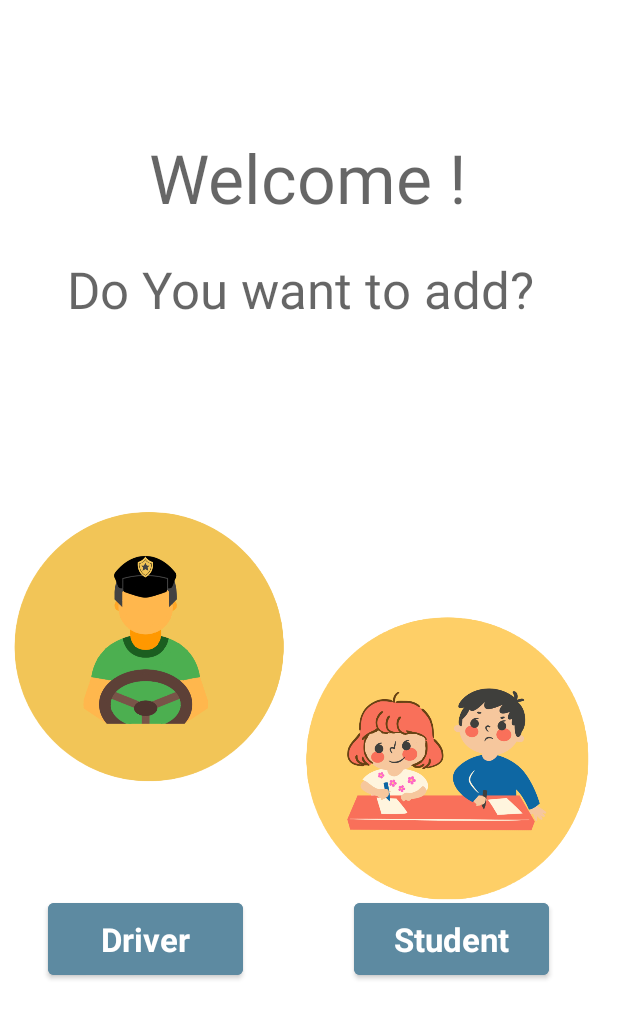
After one commit to deema2000/My_Application3, an Android app: the layout admin_1.xml on its own in the app's theme, with its tools: preview values and no code run, on a phone screen of 412 x 824 dp. The commit adds this screen. Shown: the top 1019 px of the screen. Run offline under Robolectric (Android 15) with nearby library versions, the phone set to English and light mode, and no system bars.

```diff
--- a/app/build.gradle
+++ b/app/build.gradle
@@ -36,6 +36,7 @@ dependencies {
     implementation 'androidx.constraintlayout:constraintlayout:2.1.3'
     implementation platform('com.google.firebase:firebase-bom:31.5.0')
     implementation 'com.google.firebase:firebase-database:20.0.4'
+    implementation 'com.google.firebase:firebase-auth:22.0.0'
     testImplementation 'junit:junit:4.13.2'
     androidTestImplementation 'androidx.test.ext:junit:1.1.3'
     androidTestImplementation 'androidx.test.espresso:espresso-core:3.4.0'
--- /dev/null
+++ b/app/src/main/res/layout/admin_1.xml
@@ -0,0 +1,87 @@
+<?xml version="1.0" encoding="utf-8"?>
+<androidx.constraintlayout.widget.ConstraintLayout xmlns:android="http://schemas.android.com/apk/res/android"
+    xmlns:app="http://schemas.android.com/apk/res-auto"
+    xmlns:tools="http://schemas.android.com/tools"
+    android:layout_width="match_parent"
+    android:layout_height="match_parent"
+    tools:context=".Admin1Activity">
+
+
+    <ImageView
+        android:id="@+id/imageView4"
+        android:layout_width="190dp"
+        android:layout_height="293dp"
+        android:background="@android:color/transparent"
+        android:visibility="visible"
+        app:layout_constraintBottom_toBottomOf="parent"
+        app:layout_constraintEnd_toEndOf="parent"
+        app:layout_constraintHorizontal_bias="0.027"
+        app:layout_constraintStart_toStartOf="parent"
+        app:layout_constraintTop_toTopOf="parent"
+        app:layout_constraintVertical_bias="0.538"
+        app:srcCompat="@drawable/driver" />
+
+    <ImageView
+        android:id="@+id/imageView5"
+        android:layout_width="197dp"
+        android:layout_height="296dp"
+        android:layout_marginEnd="16dp"
+        android:layout_marginBottom="168dp"
+        android:background="@android:color/transparent"
+        android:visibility="visible"
+        app:layout_constraintBottom_toBottomOf="parent"
+        app:layout_constraintEnd_toEndOf="parent"
+        app:srcCompat="@drawable/studentnew" />
+
+    <TextView
+        android:id="@+id/textView"
+        android:layout_width="349dp"
+        android:layout_height="95dp"
+        android:layout_marginTop="170dp"
+        android:text="   Do You want to add?"
+        android:textAppearance="@style/TextAppearance.AppCompat.Display1"
+        app:layout_constraintEnd_toEndOf="parent"
+        app:layout_constraintHorizontal_bias="0.3"
+        app:layout_constraintStart_toStartOf="parent"
+        app:layout_constraintTop_toTopOf="parent" />
+
+    <Button
+        android:id="@+id/admin1"
+        android:layout_width="130dp"
+        android:layout_height="60dp"
+        android:layout_marginBottom="168dp"
+        android:backgroundTint="#5d8aa1"
+        android:text="Driver"
+        android:textAppearance="@style/TextAppearance.AppCompat.Large"
+        android:textStyle="bold"
+        app:layout_constraintBottom_toBottomOf="parent"
+        app:layout_constraintEnd_toEndOf="parent"
+        app:layout_constraintHorizontal_bias="0.113"
+        app:layout_constraintStart_toStartOf="parent" />
+
+    <Button
+        android:id="@+id/admin2"
+        android:layout_width="130dp"
+        android:layout_height="60dp"
+        android:layout_marginBottom="168dp"
+        android:backgroundTint="#5d8aa1"
+        android:text="Student"
+        android:textAppearance="@style/TextAppearance.AppCompat.Large"
+        android:textStyle="bold"
+        app:layout_constraintBottom_toBottomOf="parent"
+        app:layout_constraintEnd_toEndOf="parent"
+        app:layout_constraintHorizontal_bias="0.836"
+        app:layout_constraintStart_toStartOf="parent" />
+
+    <TextView
+        android:id="@+id/textView2"
+        android:layout_width="wrap_content"
+        android:layout_height="wrap_content"
+        android:layout_marginTop="88dp"
+        android:text="Welcome !"
+        android:textAppearance="@style/TextAppearance.AppCompat.Display2"
+        app:layout_constraintEnd_toEndOf="parent"
+        app:layout_constraintHorizontal_bias="0.497"
+        app:layout_constraintStart_toStartOf="parent"
+        app:layout_constraintTop_toTopOf="parent" />
+</androidx.constraintlayout.widget.ConstraintLayout>
```
Also changed, not shown: app/src/main/AndroidManifest.xml (+4 -12 lines), app/src/main/java/com/example/myapplication/Admin1Activity.java (added, +39 -0 lines), app/src/main/java/com/example/myapplication/Admin2Activity.java (added, +52 -0 lines), app/src/main/java/com/example/myapplication/Admin3Activity.java (added, +16 -0 lines), app/src/main/java/com/example/myapplication/MainActivity.java (+26 -2 lines), app/src/main/res/layout/admin_2.xml (added, +99 -0 lines), app/src/main/res/layout/admin_3.xml (added, +9 -0 lines).
